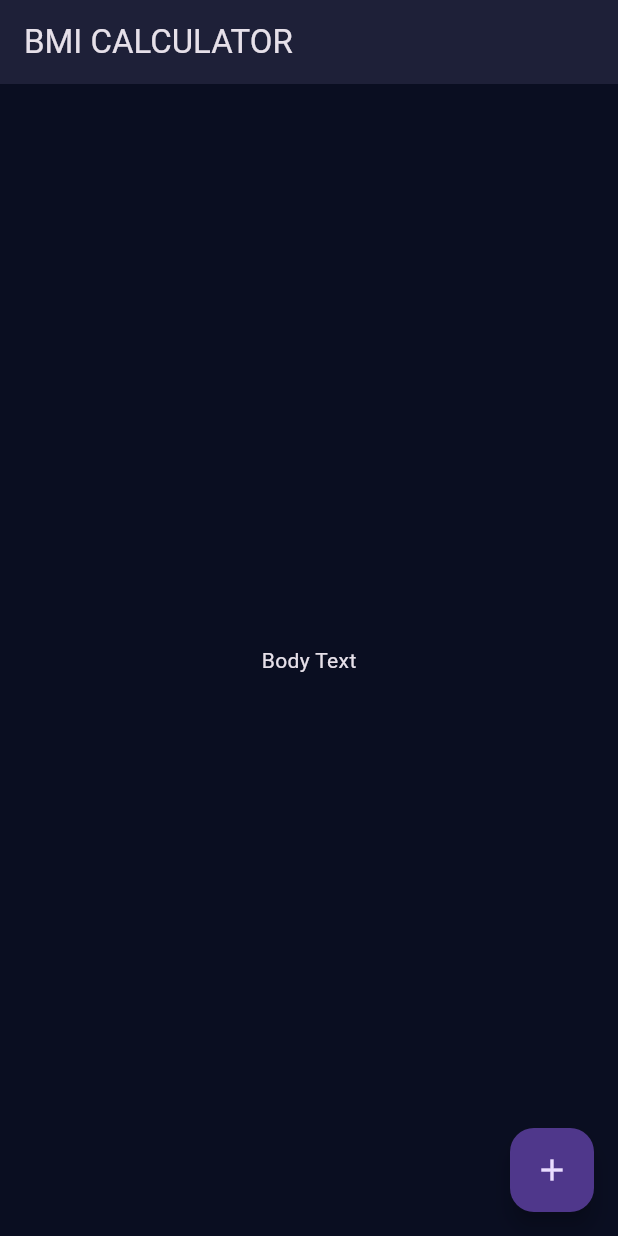
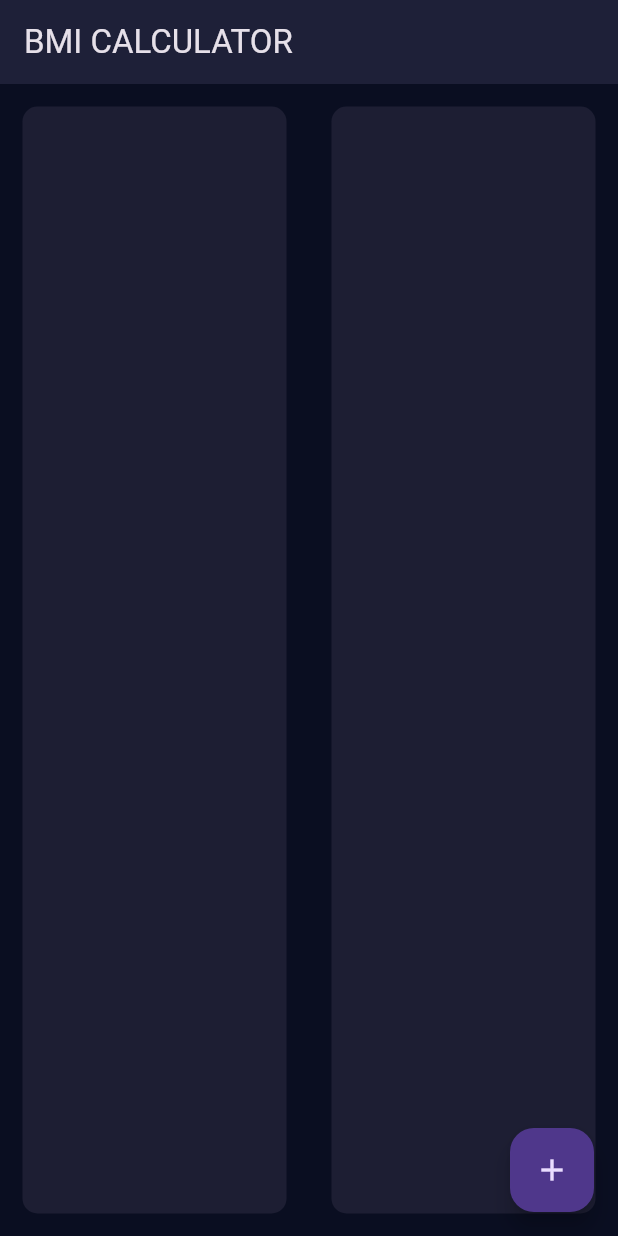
Before and after one commit to abdulrehmana28/flutter_bmi_calculator, a Flutter app: the screen it shows after launch, on a phone screen of 412 x 824 dp. Run offline on Flutter 3.47's test engine with Material 3 defaults, Android fonts, the phone set to English and light mode, and no system bars.

Commit message:
building BMI UI structure
basic structure for bmi app

```diff
--- /dev/null
+++ b/lib/input_page.dart
@@ -0,0 +1,61 @@
+import 'package:flutter/material.dart';
+
+class InputPage extends StatefulWidget {
+  @override
+  _InputPageState createState() => _InputPageState();
+}
+
+class _InputPageState extends State<InputPage> {
+  @override
+  Widget build(BuildContext context) {
+    return Scaffold(
+      appBar: AppBar(
+        title: const Text(
+          'BMI CALCULATOR',
+        ),
+        elevation: 5.0,
+      ),
+      body: Column(
+        mainAxisAlignment: MainAxisAlignment.start,
+        children: [
+          Expanded(
+            child: Row(
+              mainAxisAlignment: MainAxisAlignment.start,
+              children: [
+                Expanded(
+                  flex: 2,
+                  child: Container(
+                    margin: const EdgeInsets.all(15.0),
+                    decoration: BoxDecoration(
+                      borderRadius: BorderRadius.circular(10.0),
+                      color: const Color(0xFF1d1e33),
+                    ),
+                  ),
+                ),
+                Expanded(
+                  flex: 2,
+                  child: Container(
+                    margin: const EdgeInsets.all(15.0),
+                    decoration: BoxDecoration(
+                      borderRadius: BorderRadius.circular(10.0),
+                      color: const Color(0xFF1d1e33),
+                    ),
+                  ),
+                )
+              ],
+            ),
+          )
+        ],
+      ),
+
+      // Custom theme for a specific widget
+      floatingActionButton: Theme(
+        data: ThemeData.dark(),
+        child: FloatingActionButton(
+          onPressed: () {},
+          child: const Icon(Icons.add),
+        ),
+      ),
+    );
+  }
+}
--- a/lib/main.dart
+++ b/lib/main.dart
@@ -1,4 +1,6 @@
 import 'package:flutter/material.dart';
+
+import 'input_page.dart';
 
 void main() => runApp(const BMICalculator());
 
@@ -31,36 +33,3 @@ class BMICalculator extends StatelessWidget {
           // For the body text color in the app
           bodyMedium: TextStyle(color: Colors.white),
         ), */
-
-class InputPage extends StatefulWidget {
-  @override
-  _InputPageState createState() => _InputPageState();
-}
-
-class _InputPageState extends State<InputPage> {
-  @override
-  Widget build(BuildContext context) {
-    return Scaffold(
-      appBar: AppBar(
-        title: const Text(
-          'BMI CALCULATOR',
-        ),
-        elevation: 5.0,
-      ),
-      body: const Center(
-        child: Text(
-          'Body Text',
-        ),
-      ),
-
-      // Custom theme for a specific widget
-      floatingActionButton: Theme(
-        data: ThemeData.dark(),
-        child: FloatingActionButton(
-          onPressed: () {},
-          child: const Icon(Icons.add),
-        ),
-      ),
-    );
-  }
-}
```
